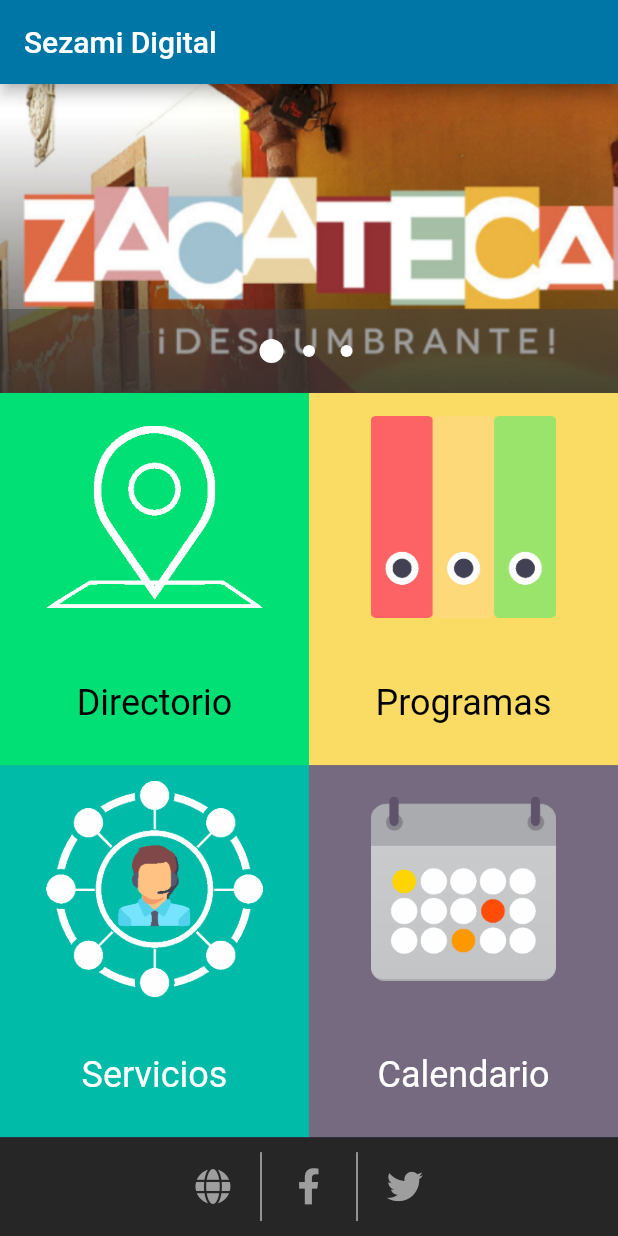
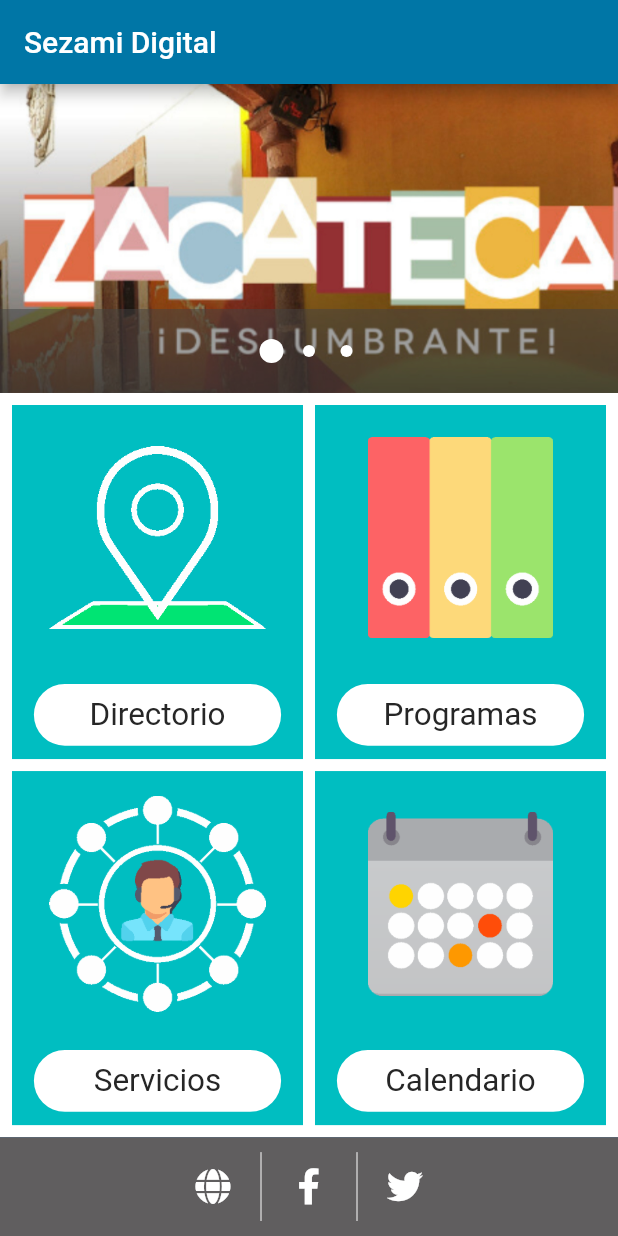
Before and after one commit to daniort/sezamiapp, a Flutter app: the screen it shows after launch, on a phone screen of 412 x 824 dp. Run offline on Flutter 3.47's test engine with Material 2 defaults, Android fonts, the phone set to English and light mode, and no system bars; drawn by our look-alikes of carousel_pro; our stand-ins replace font_awesome_flutter, google_fonts, table_calendar.

Commit message:
estilos home, autorizados

```diff
--- a/lib/Widgets/footer_wig.dart
+++ b/lib/Widgets/footer_wig.dart
@@ -17,12 +17,13 @@ class Footer extends StatelessWidget {
     queryData = MediaQuery.of(context);
     var _altura = (queryData.size.height);
     return new Container(
-      color: Color(0xFF262626),
+      color: Color(0xFF605e5f),
+      //color: Color(0xFF262626),
       child: Row(
         mainAxisAlignment: MainAxisAlignment.center,
         children: <Widget>[
           new IconButton(
-            color: Colors.grey,
+            color: Colors.white,
             icon: new Icon(FontAwesomeIcons.globe),
             onPressed: () {
               customLaunch('http://sezami.zacatecas.gob.mx/');
@@ -35,10 +36,10 @@ class Footer extends StatelessWidget {
             ),
           ),
           new IconButton(
-            color: Colors.grey,
+            color: Colors.white,
             icon: new Icon(FontAwesomeIcons.facebookF),
             onPressed: () {
-customLaunch('http://www.facebook.com/sezami');
+              customLaunch('http://www.facebook.com/sezami');
             },
           ),
           Padding(
@@ -48,10 +49,10 @@ customLaunch('http://www.facebook.com/sezami');
             ),
           ),
           new IconButton(
-            color: Colors.grey,
+            color: Colors.white,
             icon: new Icon(FontAwesomeIcons.twitter),
             onPressed: () {
-customLaunch('http://www.twitter.com/_sezami');
+              customLaunch('http://www.twitter.com/_sezami');
             },
           ),
         ],
--- a/lib/Widgets/widgets_home/botones_wig.dart
+++ b/lib/Widgets/widgets_home/botones_wig.dart
@@ -28,12 +28,14 @@ class MisBotonesHome extends StatelessWidget {
                           return BotonesDirectorio();
                         }),
                   },
+                  child: Padding(
+                    padding: const EdgeInsets.only(top:8.0, bottom: 4.0, left: 8.0, right: 4.0),
                     child: Container(
-                    color: Color(0xFF00e074),
+                      color: Color(0xFF00bec1),
                       child: Column(
                         children: <Widget>[
                           Expanded(
-                          flex: 2,
+                            flex: 3,
                             child: Container(
                               width: (queryData.size.width) * 0.35,
                               //color: Colors.purple,
@@ -43,13 +45,22 @@ class MisBotonesHome extends StatelessWidget {
                          Expanded(
                             flex: 1,
                             child: new Container(
+                              //color: Colors.orange,
                               child: new Center(
                                 child: Container(
+                                  width: (queryData.size.width) * 0.40,
+                                  height: (queryData.size.height) * 0.05,
+                                  decoration: BoxDecoration(
+                                    color: Colors.white,
+                                    borderRadius: BorderRadius.circular(40.0)
+                                  ),
+                                  child: Center(
                                     child: Text(
                                       'Directorio',
                                       style: TextStyle(
-                                    fontSize: 24.0,
-                                    color: Colors.black,
+                                        fontSize: 21.0,
+                                        color: Color(0xFF262626),
+                                      ),
                                     ),
                                   ),
                                 ),
@@ -57,6 +68,7 @@ class MisBotonesHome extends StatelessWidget {
                             ),
                           )
                         ],
+                      ),
                     ),
                   ),
                 ),
@@ -74,12 +86,14 @@ class MisBotonesHome extends StatelessWidget {
                           return BotonesProgramas();
                         }),
                   },
+                  child: Padding(
+                    padding: const EdgeInsets.only(top:8.0, bottom: 4.0, left: 4.0, right: 8.0),
                     child: Container(
-                    color: Color(0xFFfadb63),
+                      color: Color(0xFF00bec1),
                       child: Column(
                         children: <Widget>[
                           Expanded(
-                          flex: 2,
+                            flex: 3,
                             child: Container(
                               width: (queryData.size.width) * 0.30,
                               child: Image.asset('images/icons/icoprog.png'),
@@ -88,13 +102,22 @@ class MisBotonesHome extends StatelessWidget {
                          Expanded(
                             flex: 1,
                             child: new Container(
+                              //color: Colors.orange,
                               child: new Center(
                                 child: Container(
+                                  width: (queryData.size.width) * 0.40,
+                                  height: (queryData.size.height) * 0.05,
+                                  decoration: BoxDecoration(
+                                    color: Colors.white,
+                                    borderRadius: BorderRadius.circular(40.0)
+                                  ),
+                                  child: Center(
                                     child: Text(
                                       'Programas',
                                       style: TextStyle(
-                                    fontSize: 24.0,
-                                    color: Colors.black,
+                                        fontSize: 21.0,
+                                        color: Color(0xFF262626),
+                                      ),
                                     ),
                                   ),
                                 ),
@@ -102,6 +125,7 @@ class MisBotonesHome extends StatelessWidget {
                             ),
                           )
                         ],
+                      ),
                     ),
                   ),
                 ),
@@ -125,12 +149,14 @@ class MisBotonesHome extends StatelessWidget {
                           return Botonesservicios();
                         }),
                   },
+                  child: Padding(
+                   padding: const EdgeInsets.only(top:4.0, bottom: 8.0, left: 8.0, right: 4.0),
                     child: Container(
-                    color: Color(0xFF00bba8),
+                      color: Color(0xFF00bec1),
                       child: Column(
                         children: <Widget>[
                           Expanded(
-                          flex: 2,
+                            flex: 3,
                             child: Container(
                               width: (queryData.size.width) * 0.35,
                               //color: Colors.purple,
@@ -140,13 +166,22 @@ class MisBotonesHome extends StatelessWidget {
                        Expanded(
                             flex: 1,
                             child: new Container(
+                              //color: Colors.orange,
                               child: new Center(
                                 child: Container(
+                                  width: (queryData.size.width) * 0.40,
+                                  height: (queryData.size.height) * 0.05,
+                                  decoration: BoxDecoration(
+                                    color: Colors.white,
+                                    borderRadius: BorderRadius.circular(40.0)
+                                  ),
+                                  child: Center(
                                     child: Text(
                                       'Servicios',
                                       style: TextStyle(
-                                    fontSize: 24.0,
-                                    color: Colors.white,
+                                        fontSize: 21.0,
+                                        color: Color(0xFF262626),
+                                      ),
                                     ),
                                   ),
                                 ),
@@ -154,6 +189,7 @@ class MisBotonesHome extends StatelessWidget {
                             ),
                           )
                         ],
+                      ),
                     ),
                   ),
                 ),
@@ -171,12 +207,14 @@ class MisBotonesHome extends StatelessWidget {
                           return Calendario();
                         }),
                   },
+                  child: Padding(
+                    padding: const EdgeInsets.only(top:4.0, bottom: 8.0, left: 4.0, right: 8.0),
                     child: Container(
-                    color: Color(0xFF766a80),
+                      color: Color(0xFF00bec1),
                       child: Column(
                         children: <Widget>[
                           Expanded(
-                          flex: 2,
+                            flex: 3,
                             child: Container(
                               width: (queryData.size.width) * 0.30,
                                   child: Image.asset('images/icons/icocal.png'),
@@ -185,13 +223,22 @@ class MisBotonesHome extends StatelessWidget {
                           Expanded(
                             flex: 1,
                             child: new Container(
+                              //color: Colors.orange,
                               child: new Center(
                                 child: Container(
+                                  width: (queryData.size.width) * 0.40,
+                                  height: (queryData.size.height) * 0.05,
+                                  decoration: BoxDecoration(
+                                    color: Colors.white,
+                                    borderRadius: BorderRadius.circular(40.0)
+                                  ),
+                                  child: Center(
                                     child: Text(
                                       'Calendario',
                                       style: TextStyle(
-                                    fontSize: 24.0,
-                                    color: Colors.white,
+                                        fontSize: 21.0,
+                                        color: Color(0xFF262626),
+                                      ),
                                     ),
                                   ),
                                 ),
@@ -199,6 +246,7 @@ class MisBotonesHome extends StatelessWidget {
                             ),
                           )
                         ],
+                      ),
                     ),
                   ),
                 ),
--- a/lib/main.dart
+++ b/lib/main.dart
@@ -45,7 +45,7 @@ class MyHome extends StatelessWidget {
           ),
           Expanded(
             child: Container(
-              color: Colors.amber,
+              color: Colors.white,
               width: MediaQuery.of(context).size.width,
               child: MisBotonesHome(),
             ),
```
Lines whose indentation alone changed are shown as unchanged.
